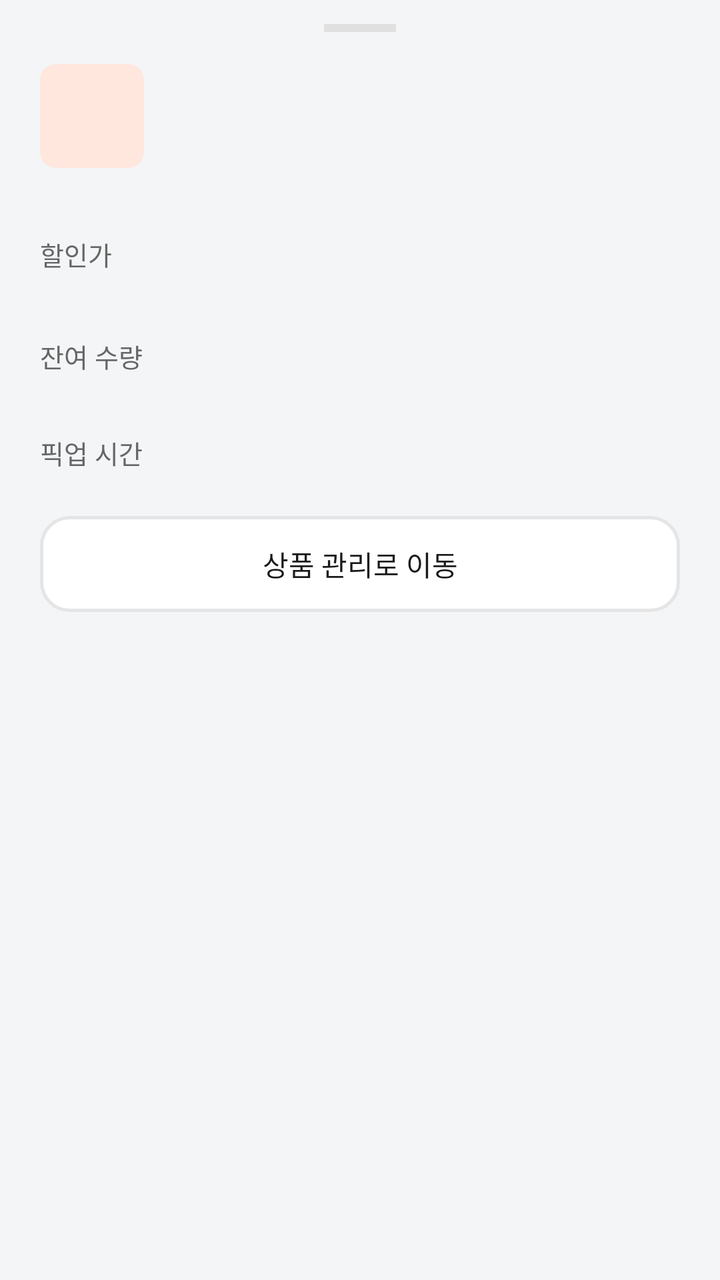
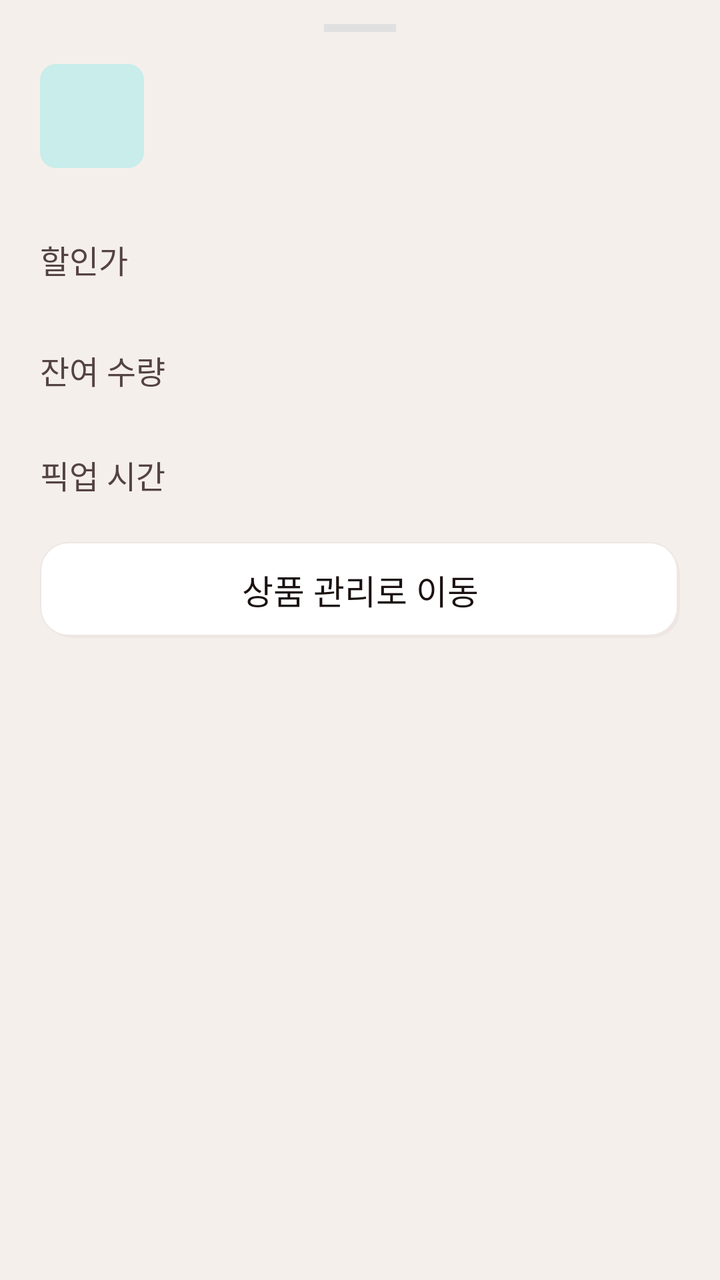

Two renders of the same Android screen: before a commit and after it. Below are the layout's source before the change and the commit's diff.
<!-- AndroidManifest.xml: application theme Theme.Deuktemsiru_seller -->
<!-- res/layout/bottom_sheet_sale_item_detail.xml -->
<?xml version="1.0" encoding="utf-8"?>
<LinearLayout xmlns:android="http://schemas.android.com/apk/res/android"
    xmlns:app="http://schemas.android.com/apk/res-auto"
    android:layout_width="match_parent"
    android:layout_height="wrap_content"
    android:orientation="vertical"
    android:background="@android:color/transparent"
    android:paddingBottom="32dp">

    
    <View
        android:layout_width="36dp"
        android:layout_height="4dp"
        android:layout_gravity="center_horizontal"
        android:layout_marginTop="12dp"
        android:layout_marginBottom="16dp"
        android:background="#E0E0E0"
        android:layout_marginStart="0dp" />

    
    <LinearLayout
        android:layout_width="match_parent"
        android:layout_height="wrap_content"
        android:orientation="horizontal"
        android:gravity="center_vertical"
        android:paddingHorizontal="20dp"
        android:paddingBottom="16dp">

        <TextView
            android:id="@+id/tv_detail_emoji"
            android:layout_width="52dp"
            android:layout_height="52dp"
            android:gravity="center"
            android:textSize="28sp"
            android:background="@drawable/bg_rounded_primary_light" />

        <LinearLayout
            android:layout_width="0dp"
            android:layout_height="wrap_content"
            android:layout_weight="1"
            android:orientation="vertical"
            android:layout_marginStart="12dp">

            <TextView
                android:id="@+id/tv_detail_name"
                android:layout_width="wrap_content"
                android:layout_height="wrap_content"
                android:textSize="16sp"
                android:textColor="@color/text"
                android:fontFamily="sans-serif-medium" />

            <TextView
                android:id="@+id/tv_detail_pickup_time"
                android:layout_width="wrap_content"
                android:layout_height="wrap_content"
                android:textSize="12sp"
                android:textColor="@color/text_sub"
                android:layout_marginTop="2dp" />

        </LinearLayout>

        <TextView
            android:id="@+id/tv_detail_status"
            android:layout_width="wrap_content"
            android:layout_height="wrap_content"
            android:paddingHorizontal="10dp"
            android:paddingVertical="5dp"
            android:textSize="12sp"
            android:fontFamily="sans-serif-medium" />

    </LinearLayout>

    
    <View android:layout_width="match_parent" android:layout_height="1dp" android:background="@color/surface" />

    
    <LinearLayout
        android:layout_width="match_parent"
        android:layout_height="wrap_content"
        android:orientation="horizontal"
        android:gravity="center_vertical"
        android:paddingHorizontal="20dp"
        android:paddingVertical="14dp">

        <TextView
            android:layout_width="0dp"
            android:layout_height="wrap_content"
            android:layout_weight="1"
            android:text="할인가"
            android:textSize="13sp"
            android:textColor="@color/text_sub" />

        <TextView
            android:id="@+id/tv_detail_discount_price"
            android:layout_width="wrap_content"
            android:layout_height="wrap_content"
            android:textSize="18sp"
            android:textColor="@color/primary_dark"
            android:fontFamily="sans-serif-medium" />

        <TextView
            android:id="@+id/tv_detail_original_price"
            android:layout_width="wrap_content"
            android:layout_height="wrap_content"
            android:layout_marginStart="8dp"
            android:textSize="13sp"
            android:textColor="@color/text_muted" />

    </LinearLayout>

    <View android:layout_width="match_parent" android:layout_height="1dp" android:background="@color/surface" />

    
    <LinearLayout
        android:layout_width="match_parent"
        android:layout_height="wrap_content"
        android:orientation="horizontal"
        android:gravity="center_vertical"
        android:paddingHorizontal="20dp"
        android:paddingVertical="14dp">

        <TextView
            android:layout_width="0dp"
            android:layout_height="wrap_content"
            android:layout_weight="1"
            android:text="잔여 수량"
            android:textSize="13sp"
            android:textColor="@color/text_sub" />

        <TextView
            android:id="@+id/tv_detail_stock"
            android:layout_width="wrap_content"
            android:layout_height="wrap_content"
            android:textSize="14sp"
            android:textColor="@color/text"
            android:fontFamily="sans-serif-medium" />

    </LinearLayout>

    <View android:layout_width="match_parent" android:layout_height="1dp" android:background="@color/surface" />

    
    <LinearLayout
        android:layout_width="match_parent"
        android:layout_height="wrap_content"
        android:orientation="horizontal"
        android:gravity="center_vertical"
        android:paddingHorizontal="20dp"
        android:paddingVertical="14dp">

        <TextView
            android:layout_width="0dp"
            android:layout_height="wrap_content"
            android:layout_weight="1"
            android:text="픽업 시간"
            android:textSize="13sp"
            android:textColor="@color/text_sub" />

        <TextView
            android:id="@+id/tv_detail_time"
            android:layout_width="wrap_content"
            android:layout_height="wrap_content"
            android:textSize="14sp"
            android:textColor="@color/text"
            android:fontFamily="sans-serif-medium" />

    </LinearLayout>

    
    <androidx.appcompat.widget.AppCompatButton
        android:id="@+id/btn_go_to_product"
        android:layout_width="match_parent"
        android:layout_height="48dp"
        android:layout_marginHorizontal="20dp"
        android:layout_marginTop="8dp"
        android:background="@drawable/bg_button_outline"
        android:backgroundTint="@null"
        app:backgroundTint="@null"
        android:insetTop="0dp"
        android:insetBottom="0dp"
        android:stateListAnimator="@null"
        android:text="상품 관리로 이동"
        android:textColor="@color/text"
        android:textSize="14sp" />

</LinearLayout>
<!-- resources referenced by this layout -->
<resources>
  <color name="primary_dark">#FF8A2F19</color>
  <color name="surface">#FFF4F5F7</color>
  <color name="text">#FF1A1A1A</color>
  <color name="text_muted">#FF999999</color>
  <color name="text_sub">#FF666666</color>
  <!-- drawable bg_button_outline (drawable) -->
  <?xml version="1.0" encoding="utf-8"?>
  
  <shape xmlns:android="http://schemas.android.com/apk/res/android"
      android:shape="rectangle">
      <solid android:color="#FFFFFF" />
      <stroke android:width="1.5dp" android:color="#E5E5E5" />
      <corners android:radius="14dp" />
  </shape>
  <!-- drawable bg_rounded_primary_light (drawable) -->
  <?xml version="1.0" encoding="utf-8"?>
  
  <shape xmlns:android="http://schemas.android.com/apk/res/android"
      android:shape="rectangle">
      <solid android:color="@color/primary_light" />
      <corners android:radius="8dp" />
  </shape>
  <style name="Theme.Deuktemsiru_seller" parent="Base.Theme.Deuktemsiru_seller" />
  <color name="primary_light">#FFFFE7DE</color>
  <style name="Base.Theme.Deuktemsiru_seller" parent="Theme.Material3.Light.NoActionBar">
          <item name="colorPrimary">@color/primary</item>
          <item name="colorPrimaryVariant">@color/primary_dark</item>
          <item name="colorOnPrimary">@color/white</item>
          <item name="colorSurface">@color/surface</item>
          <item name="android:colorBackground">@color/surface</item>
          <item name="android:fontFamily">sans-serif</item>
          <item name="bottomNavigationStyle">@style/Widget.App.BottomNav</item>
      </style>
  <color name="primary">#FFC94B28</color>
  <color name="white">#FFFFFFFF</color>
  <style name="Widget.App.BottomNav" parent="Widget.Material3.BottomNavigationView">
          <item name="itemIconTint">@color/bottom_nav_color</item>
          <item name="itemTextColor">@color/bottom_nav_color</item>
          <item name="itemActiveIndicatorStyle">@style/Widget.App.ActiveIndicator</item>
      </style>
  <style name="Widget.App.ActiveIndicator" parent="Widget.Material3.BottomNavigationView.ActiveIndicator">
          <item name="android:color">@color/primary_light</item>
      </style>
</resources>

<!-- the commit's change to res/layout/bottom_sheet_sale_item_detail.xml (unified diff, before → after) -->
@@ -31,7 +31,7 @@
             android:layout_width="52dp"
             android:layout_height="52dp"
             android:gravity="center"
-            android:textSize="28sp"
+            android:textSize="34sp"
             android:background="@drawable/bg_rounded_primary_light" />
 
         <LinearLayout
@@ -45,7 +45,7 @@
                 android:id="@+id/tv_detail_name"
                 android:layout_width="wrap_content"
                 android:layout_height="wrap_content"
-                android:textSize="16sp"
+                android:textSize="19sp"
                 android:textColor="@color/text"
                 android:fontFamily="sans-serif-medium" />
 
@@ -53,7 +53,7 @@
                 android:id="@+id/tv_detail_pickup_time"
                 android:layout_width="wrap_content"
                 android:layout_height="wrap_content"
-                android:textSize="12sp"
+                android:textSize="14sp"
                 android:textColor="@color/text_sub"
                 android:layout_marginTop="2dp" />
 
@@ -65,7 +65,7 @@
             android:layout_height="wrap_content"
             android:paddingHorizontal="10dp"
             android:paddingVertical="5dp"
-            android:textSize="12sp"
+            android:textSize="14sp"
             android:fontFamily="sans-serif-medium" />
 
     </LinearLayout>
@@ -87,14 +87,14 @@
             android:layout_height="wrap_content"
             android:layout_weight="1"
             android:text="할인가"
-            android:textSize="13sp"
+            android:textSize="16sp"
             android:textColor="@color/text_sub" />
 
         <TextView
             android:id="@+id/tv_detail_discount_price"
             android:layout_width="wrap_content"
             android:layout_height="wrap_content"
-            android:textSize="18sp"
+            android:textSize="22sp"
             android:textColor="@color/primary_dark"
             android:fontFamily="sans-serif-medium" />
 
@@ -103,7 +103,7 @@
             android:layout_width="wrap_content"
             android:layout_height="wrap_content"
             android:layout_marginStart="8dp"
-            android:textSize="13sp"
+            android:textSize="16sp"
             android:textColor="@color/text_muted" />
 
     </LinearLayout>
@@ -124,14 +124,14 @@
             android:layout_height="wrap_content"
             android:layout_weight="1"
             android:text="잔여 수량"
-            android:textSize="13sp"
+            android:textSize="16sp"
             android:textColor="@color/text_sub" />
 
         <TextView
             android:id="@+id/tv_detail_stock"
             android:layout_width="wrap_content"
             android:layout_height="wrap_content"
-            android:textSize="14sp"
+            android:textSize="17sp"
             android:textColor="@color/text"
             android:fontFamily="sans-serif-medium" />
 
@@ -153,14 +153,14 @@
             android:layout_height="wrap_content"
             android:layout_weight="1"
             android:text="픽업 시간"
-            android:textSize="13sp"
+            android:textSize="16sp"
             android:textColor="@color/text_sub" />
 
         <TextView
             android:id="@+id/tv_detail_time"
             android:layout_width="wrap_content"
             android:layout_height="wrap_content"
-            android:textSize="14sp"
+            android:textSize="17sp"
             android:textColor="@color/text"
             android:fontFamily="sans-serif-medium" />
 
@@ -181,6 +181,6 @@
         android:stateListAnimator="@null"
         android:text="상품 관리로 이동"
         android:textColor="@color/text"
-        android:textSize="14sp" />
+        android:textSize="17sp" />
 
 </LinearLayout>
<!-- resource entries referenced after the edit -->
@@ -1,19 +1,27 @@
 <!-- resources referenced by this layout -->
 <resources>
-  <color name="primary_dark">#FF8A2F19</color>
-  <color name="surface">#FFF4F5F7</color>
-  <color name="text">#FF1A1A1A</color>
-  <color name="text_muted">#FF999999</color>
-  <color name="text_sub">#FF666666</color>
+  <color name="primary_dark">#065950</color>
+  <color name="surface">#FFF5EFEC</color>
+  <color name="text">#FF1A1110</color>
+  <color name="text_muted">#FF998C8A</color>
+  <color name="text_sub">#FF534341</color>
   <!-- drawable bg_button_outline (drawable) -->
   <?xml version="1.0" encoding="utf-8"?>
-  
-  <shape xmlns:android="http://schemas.android.com/apk/res/android"
-      android:shape="rectangle">
-      <solid android:color="#FFFFFF" />
-      <stroke android:width="1.5dp" android:color="#E5E5E5" />
-      <corners android:radius="14dp" />
-  </shape>
+  <layer-list xmlns:android="http://schemas.android.com/apk/res/android">
+      <item android:left="2dp" android:top="2dp">
+          <shape android:shape="rectangle">
+              <solid android:color="@color/neu_shadow" />
+              <corners android:radius="14dp" />
+          </shape>
+      </item>
+      <item android:right="1dp" android:bottom="1dp">
+          <shape android:shape="rectangle">
+              <solid android:color="@color/white" />
+              <stroke android:width="0.5dp" android:color="@color/border_light" />
+              <corners android:radius="14dp" />
+          </shape>
+      </item>
+  </layer-list>
   <!-- drawable bg_rounded_primary_light (drawable) -->
   <?xml version="1.0" encoding="utf-8"?>
   
@@ -23,7 +31,8 @@
       <corners android:radius="8dp" />
   </shape>
   <style name="Theme.Deuktemsiru_seller" parent="Base.Theme.Deuktemsiru_seller" />
-  <color name="primary_light">#FFFFE7DE</color>
+  <color name="neu_shadow">#24C7B3AD</color>
+  <color name="primary_light">#C8EDEA</color>
   <style name="Base.Theme.Deuktemsiru_seller" parent="Theme.Material3.Light.NoActionBar">
           <item name="colorPrimary">@color/primary</item>
           <item name="colorPrimaryVariant">@color/primary_dark</item>
@@ -31,10 +40,15 @@
           <item name="colorSurface">@color/surface</item>
           <item name="android:colorBackground">@color/surface</item>
           <item name="android:fontFamily">sans-serif</item>
+          <item name="android:navigationBarColor">@color/surface_alt</item>
+          <item name="android:statusBarColor" tools:targetApi="l">@color/surface_alt</item>
+          <item name="android:windowLightStatusBar" tools:targetApi="m">true</item>
           <item name="bottomNavigationStyle">@style/Widget.App.BottomNav</item>
       </style>
-  <color name="primary">#FFC94B28</color>
+  <color name="primary">#0B7A6E</color>
+  <color name="surface_alt">#FFFFFBF8</color>
   <color name="white">#FFFFFFFF</color>
+  <color name="border_light">#FFEDE8E5</color>
   <style name="Widget.App.BottomNav" parent="Widget.Material3.BottomNavigationView">
           <item name="itemIconTint">@color/bottom_nav_color</item>
           <item name="itemTextColor">@color/bottom_nav_color</item>
